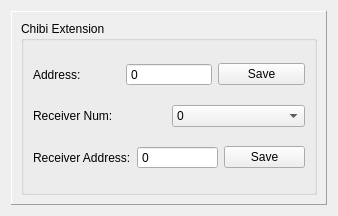
The window that src/brickv/plugin_system/plugins/master/ui/chibi.ui (Tinkerforge/brickv) describes before a commit, drawn with Qt 5.
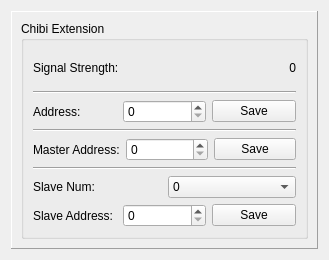
The same window after the commit.

Commit message: Add chibi support to Master Brick plugin

```diff
--- a/src/brickv/plugin_system/plugins/master/ui/chibi.ui
+++ b/src/brickv/plugin_system/plugins/master/ui/chibi.ui
@@ -6,8 +6,8 @@
    <rect>
     <x>0</x>
     <y>0</y>
-    <width>338</width>
-    <height>216</height>
+    <width>329</width>
+    <height>260</height>
    </rect>
   </property>
   <property name="windowTitle">
@@ -29,6 +29,34 @@
          <string>Chibi Extension</string>
         </property>
         <layout class="QVBoxLayout" name="verticalLayout_2">
+         <item>
+          <layout class="QHBoxLayout" name="horizontalLayout_5">
+           <item>
+            <widget class="QLabel" name="label_4">
+             <property name="text">
+              <string>Signal Strength:</string>
+             </property>
+            </widget>
+           </item>
+           <item>
+            <widget class="QLabel" name="signal_strength_label">
+             <property name="text">
+              <string>0</string>
+             </property>
+             <property name="alignment">
+              <set>Qt::AlignRight|Qt::AlignTrailing|Qt::AlignVCenter</set>
+             </property>
+            </widget>
+           </item>
+          </layout>
+         </item>
+         <item>
+          <widget class="Line" name="line">
+           <property name="orientation">
+            <enum>Qt::Horizontal</enum>
+           </property>
+          </widget>
+         </item>
          <item>
           <layout class="QHBoxLayout" name="horizontalLayout">
            <item>
@@ -39,13 +67,7 @@
             </widget>
            </item>
            <item>
-            <widget class="QSpinBox" name="address_box">
-             <property name="buttonSymbols">
-              <enum>QAbstractSpinBox::NoButtons</enum>
-             </property>
-             <property name="minimum">
-              <number>0</number>
-             </property>
+            <widget class="QSpinBox" name="address_spinbox">
              <property name="maximum">
               <number>255</number>
              </property>
@@ -60,12 +82,51 @@
            </item>
           </layout>
          </item>
+         <item>
+          <widget class="Line" name="line_3">
+           <property name="orientation">
+            <enum>Qt::Horizontal</enum>
+           </property>
+          </widget>
+         </item>
+         <item>
+          <layout class="QHBoxLayout" name="horizontalLayout_6">
+           <item>
+            <widget class="QLabel" name="label_5">
+             <property name="text">
+              <string>Master Address:</string>
+             </property>
+            </widget>
+           </item>
+           <item>
+            <widget class="QSpinBox" name="master_address_spinbox">
+             <property name="maximum">
+              <number>255</number>
+             </property>
+            </widget>
+           </item>
+           <item>
+            <widget class="QPushButton" name="master_address_button">
+             <property name="text">
+              <string>Save</string>
+             </property>
+            </widget>
+           </item>
+          </layout>
+         </item>
+         <item>
+          <widget class="Line" name="line_2">
+           <property name="orientation">
+            <enum>Qt::Horizontal</enum>
+           </property>
+          </widget>
+         </item>
          <item>
           <layout class="QHBoxLayout" name="horizontalLayout_4">
            <item>
             <widget class="QLabel" name="label_3">
              <property name="text">
-              <string>Receiver Num:</string>
+              <string>Slave Num:</string>
              </property>
             </widget>
            </item>
@@ -240,18 +301,12 @@
            <item>
             <widget class="QLabel" name="label_2">
              <property name="text">
-              <string>Receiver Address:</string>
+              <string>Slave Address:</string>
              </property>
             </widget>
            </item>
            <item>
-            <widget class="QSpinBox" name="receiver_address_box">
-             <property name="buttonSymbols">
-              <enum>QAbstractSpinBox::NoButtons</enum>
-             </property>
-             <property name="minimum">
-              <number>0</number>
-             </property>
+            <widget class="QSpinBox" name="slave_address_spinbox">
              <property name="maximum">
               <number>255</number>
              </property>
```
Left out of the diff: 4 changed lines with no effect on the pictures. The commit also changes 3 other files.
